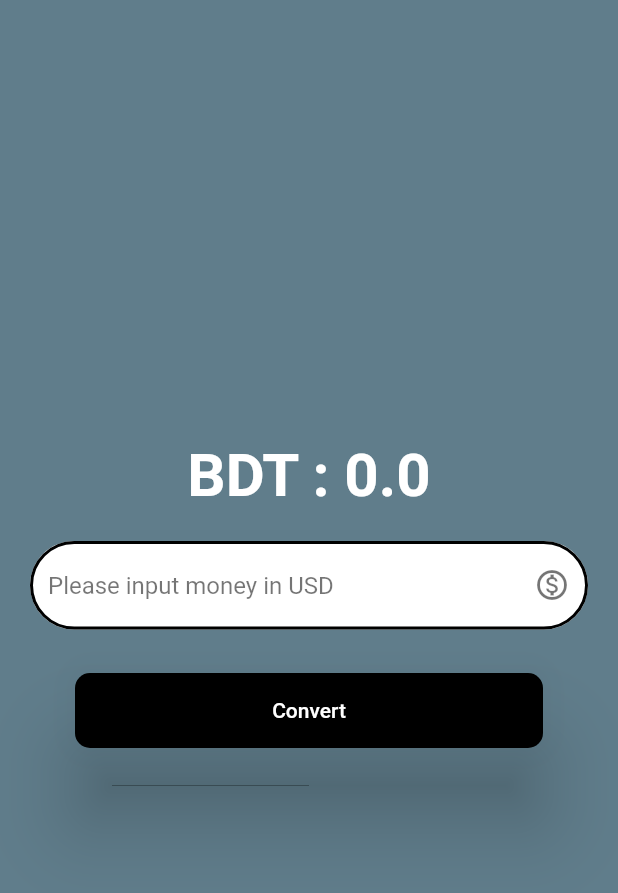
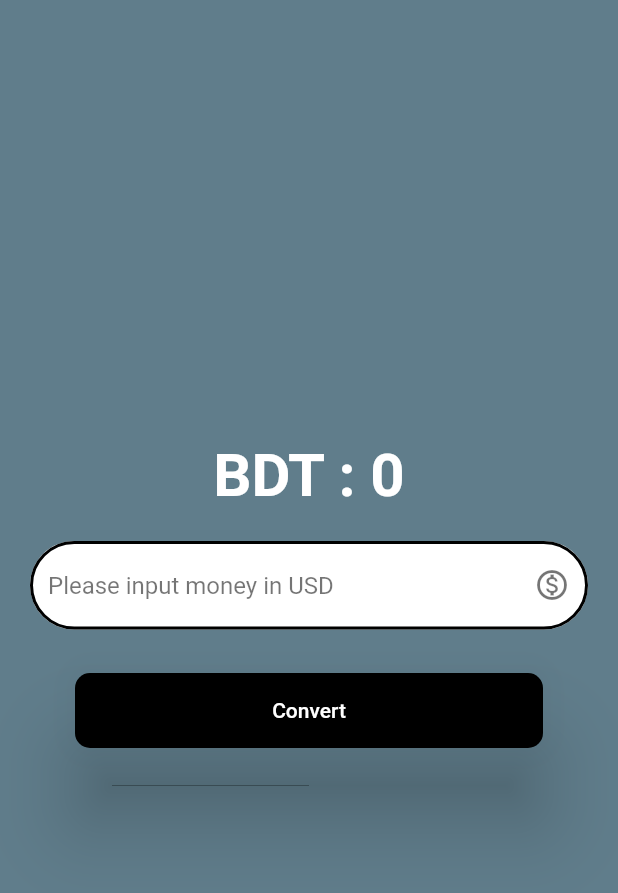
Before and after one commit to The-Black-Shadow/currency_converter, a Flutter app: the screen it shows after launch, on a phone screen of 412 x 824 dp, the part 59-952 px from its top. Run offline on Flutter 3.47's test engine with Material 2 defaults, Android fonts, the phone set to English and light mode, and no system bars.

Commit message:
fixed buggs

```diff
--- a/lib/home_page.dart
+++ b/lib/home_page.dart
@@ -33,7 +33,7 @@ class _HomePageState extends State<HomePage>{
           mainAxisAlignment: MainAxisAlignment.center,
           children: [
             Text(
-              "BDT : $result",
+              "BDT : ${result!=0 ? result.toStringAsFixed(2) : result.toStringAsFixed(0)}",
               style: const TextStyle(
                 fontSize: 40,
                 fontWeight: FontWeight.bold,
```
